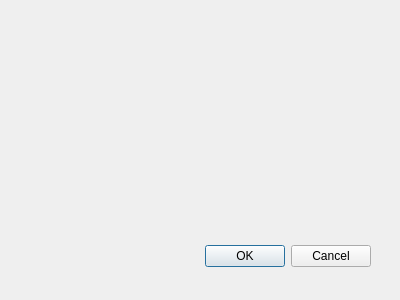
Before: the Qt Designer form cost_map_dialog_base.ui in ShotaroTerato/costmap, drawn with Qt 5.
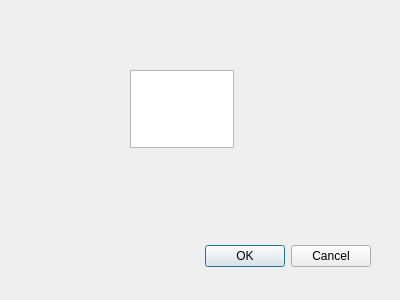
After: the same form once the commit is applied.

What changed in the file:
```diff
--- a/cost_map_dialog_base.ui
+++ b/cost_map_dialog_base.ui
@@ -28,6 +28,16 @@
     <set>QDialogButtonBox::Cancel|QDialogButtonBox::Ok</set>
    </property>
   </widget>
+  <widget class="QTextEdit" name="textEdit">
+   <property name="geometry">
+    <rect>
+     <x>130</x>
+     <y>70</y>
+     <width>104</width>
+     <height>78</height>
+    </rect>
+   </property>
+  </widget>
  </widget>
  <resources/>
  <connections>
```
Left out of the diff: 47 changed lines with no effect on the pictures.
